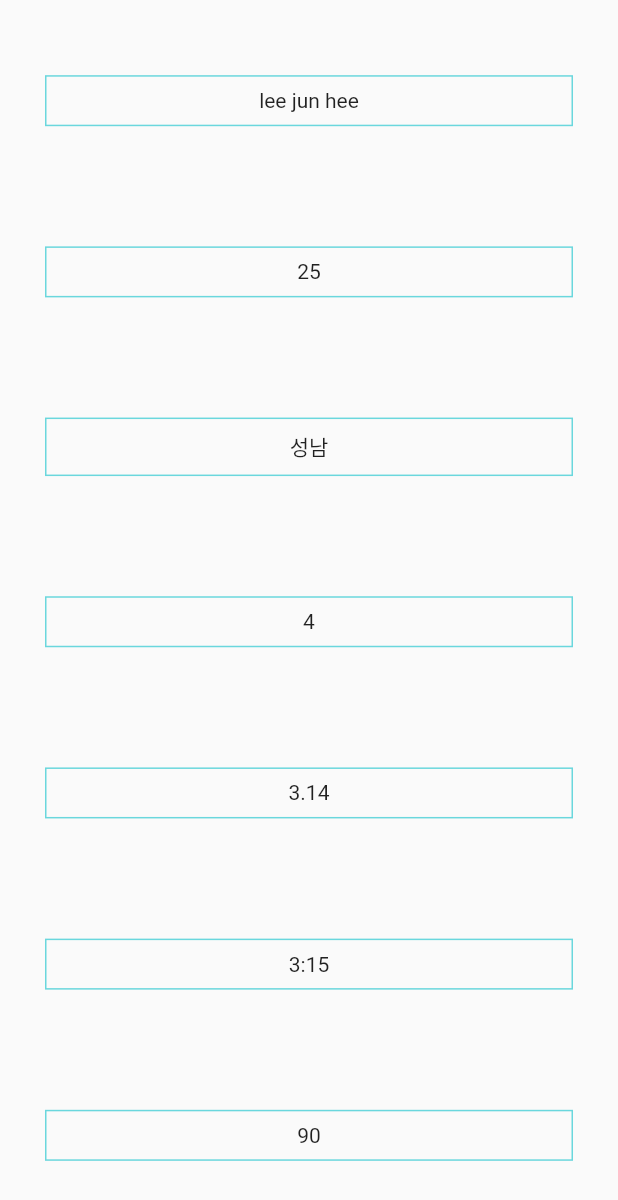
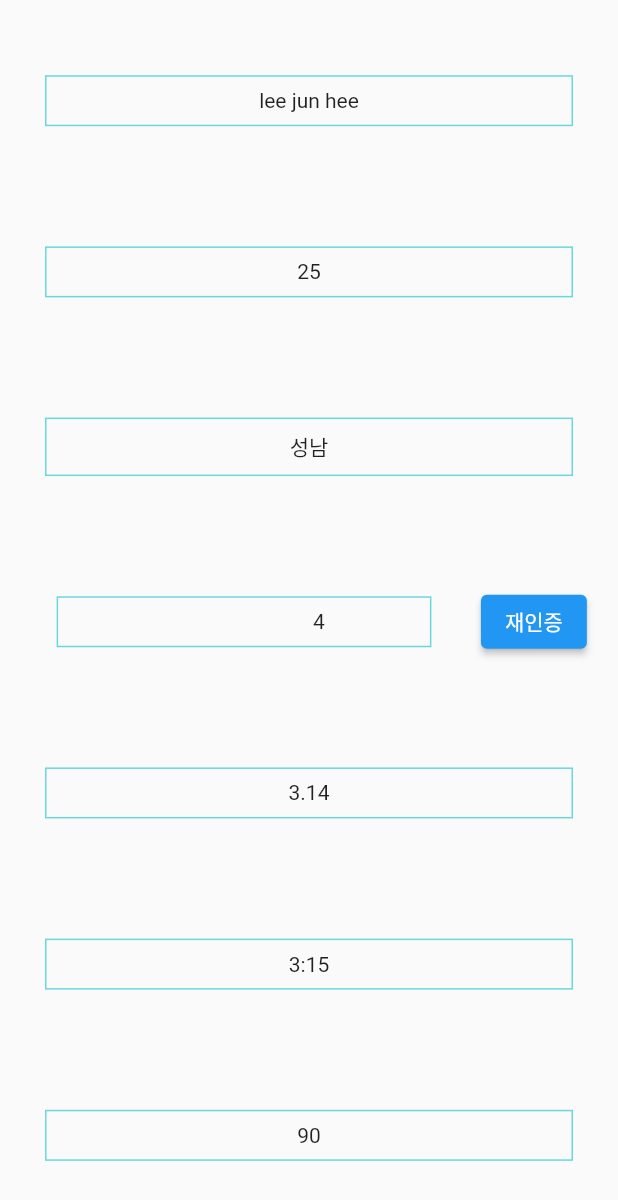
Before and after one commit to JMINJong/RunninUs, a Flutter app: the MyPageScreen screen opened directly, on a phone screen of 412 x 824 dp. Shown: the top 1200 px of the screen. Run offline on Flutter 3.47's test engine with Material 2 defaults, Android fonts, the phone set to English and light mode, and no system bars; our stand-ins replace geolocator, google_maps_flutter, latlong2.

Commit message:
add re-authentication button on mypage

```diff
--- a/lib/screen/my_page_screen.dart
+++ b/lib/screen/my_page_screen.dart
@@ -7,7 +7,9 @@ class MyPageScreen extends StatelessWidget {
 
   @override
   Widget build(BuildContext context) {
-    return Scaffold(body: renderPageList(list: myPageList, index: 0));
+    return Scaffold(
+        body: renderPageList(list: myPageList, index: 0)
+    );
   }
 
   Widget renderPageList({
@@ -46,15 +48,31 @@ class MyPageScreen extends StatelessWidget {
                 Text('${myPageList[index]['location']}'),
               ]),
             ),
+
+            Row(
+              mainAxisAlignment: MainAxisAlignment.center,
+              crossAxisAlignment: CrossAxisAlignment.center,
+              children: [
                 Container(
                   margin: const EdgeInsets.all(30.0),
-          padding: const EdgeInsets.all(8.0),
+                  padding: const EdgeInsets.fromLTRB(170, 8, 70, 8),
                   decoration: BoxDecoration(
                       border: Border.all(color: MINT_COLOR.withOpacity(0.7))),
-          child: Row(mainAxisAlignment: MainAxisAlignment.center, children: [
+                  child: Row(mainAxisAlignment: MainAxisAlignment.center,
+                      children: [
                         Text('${myPageList[index]['level']}'),
                       ]),
                 ),
+                Container(
+                  padding: const EdgeInsets.all(3),
+                  margin: const EdgeInsets.fromLTRB(0, 8, 10, 8),
+                  child: ElevatedButton(
+                      onPressed: (){},
+                      child: Text('재인증')),
+                )
+              ],
+            ),
+
             Container(
               margin: const EdgeInsets.all(30.0),
               padding: const EdgeInsets.all(8.0),
```
Also changed, not shown: lib/screen/home_screen.dart (+7 -8 lines). Lines whose indentation alone changed are shown as unchanged.
